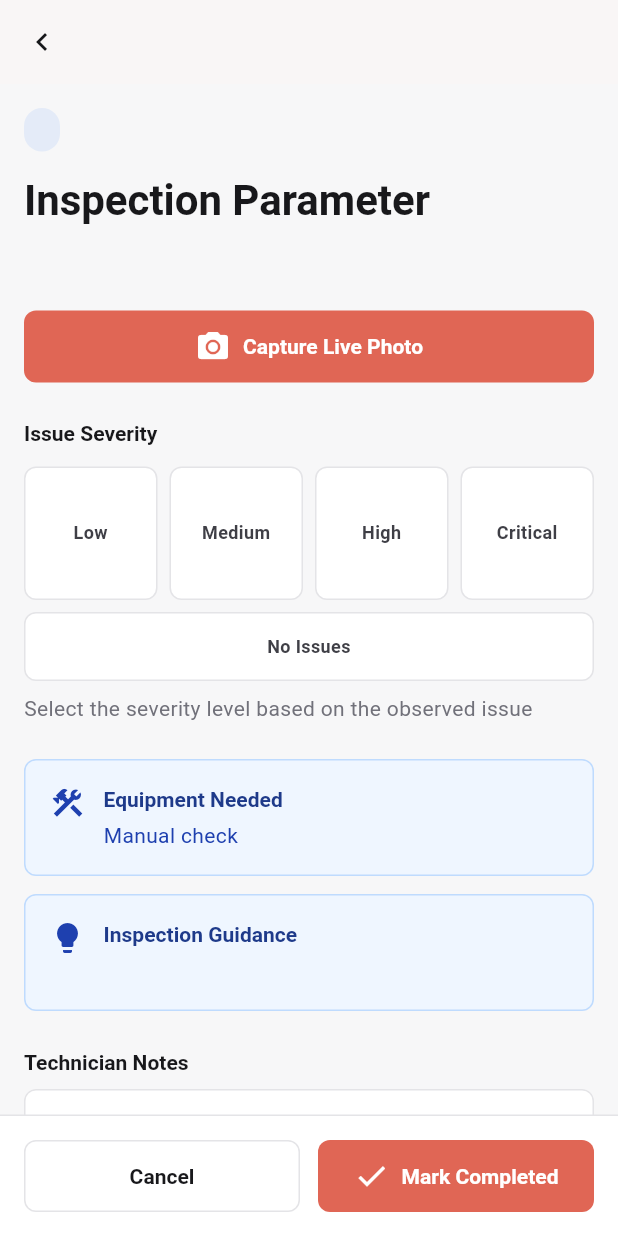
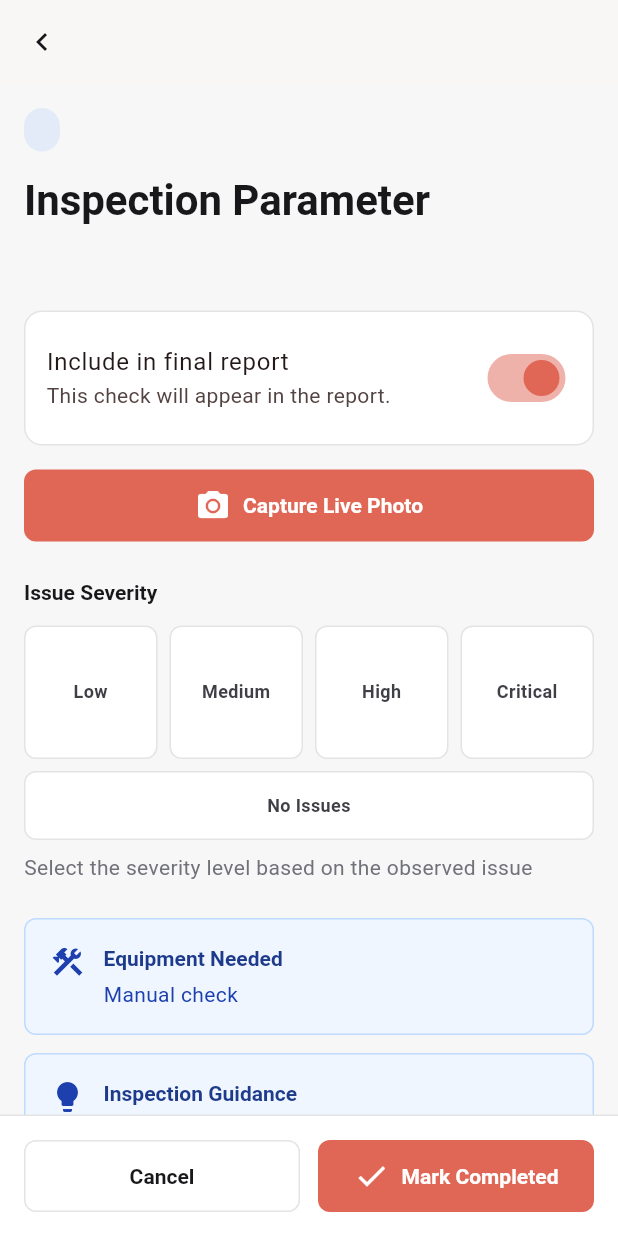
Before and after one commit to keprofficial/Inspections, a Flutter app: the ChecklistItemScreen screen opened directly with empty values, on a phone screen of 412 x 824 dp. Run offline on Flutter 3.47's test engine with Material 3 defaults, Android fonts, the phone set to English and light mode, and no system bars; our stand-ins replace camera, connectivity_plus, flutter_riverpod, pdf, printing, shared_preferences and 1 more; accounts and stored records are empty; Roboto replaces fonts that are missing (Manrope).

Commit message:
Improve report summary and editable checklist flow

```diff
--- a/lib/models/models.dart
+++ b/lib/models/models.dart
@@ -88,6 +88,7 @@ class InspectionItem {
   final String equipmentNeeded;
   final String? severity; // 'low', 'medium', 'high', 'critical'
   final bool completed;
+  final bool includedInReport;
   final String? notes;
   final List<String> photoPaths;
   final List<String> photoEvidenceBase64;
@@ -106,6 +107,7 @@ class InspectionItem {
     this.equipmentNeeded = '',
     this.severity,
     required this.completed,
+    this.includedInReport = true,
     this.notes,
     this.photoPaths = const [],
     this.photoEvidenceBase64 = const [],
@@ -126,6 +128,7 @@ class InspectionItem {
       equipmentNeeded: json['equipmentNeeded']?.toString() ?? '',
       severity: json['severity']?.toString(),
       completed: json['completed'] == true,
+      includedInReport: json['includedInReport'] != false,
       notes: json['notes']?.toString(),
       photoPaths: _stringListFromJson(json['photoPaths']),
       photoEvidenceBase64: _stringListFromJson(json['photoEvidenceBase64']),
@@ -148,6 +151,7 @@ class InspectionItem {
     String? equipmentNeeded,
     String? severity,
     bool? completed,
+    bool? includedInReport,
     String? notes,
     List<String>? photoPaths,
     List<String>? photoEvidenceBase64,
@@ -166,6 +170,7 @@ class InspectionItem {
       equipmentNeeded: equipmentNeeded ?? this.equipmentNeeded,
       severity: severity ?? this.severity,
       completed: completed ?? this.completed,
+      includedInReport: includedInReport ?? this.includedInReport,
       notes: notes ?? this.notes,
       photoPaths: photoPaths ?? this.photoPaths,
       photoEvidenceBase64: photoEvidenceBase64 ?? this.photoEvidenceBase64,
@@ -187,6 +192,7 @@ class InspectionItem {
       'equipmentNeeded': equipmentNeeded,
       'severity': severity,
       'completed': completed,
+      'includedInReport': includedInReport,
       'notes': notes,
       'photoPaths': photoPaths,
       'photoEvidenceBase64': photoEvidenceBase64,
--- a/lib/screens/checklist_item_screen.dart
+++ b/lib/screens/checklist_item_screen.dart
@@ -1,6 +1,7 @@
 import 'dart:convert';
 import 'dart:typed_data';
 
+import 'package:flutter/foundation.dart';
 import 'package:flutter/material.dart';
 import 'package:image/image.dart' as img;
 import '../constants/app_styles.dart';
@@ -12,6 +13,34 @@ import '../widgets/badge.dart';
 import '../widgets/kepr_button.dart';
 import 'camera_capture_screen.dart';
 import 'image_annotation_screen.dart';
+
+// Top-level so compute() can spawn it in a background isolate.
+Uint8List _compressPhotoIsolate(Uint8List bytes) {
+  final decoded = img.decodeImage(bytes);
+  if (decoded == null) return bytes;
+
+  var width = decoded.width > 960 ? 960 : decoded.width;
+  var quality = 62;
+  Uint8List encoded = Uint8List.fromList(
+    img.encodeJpg(
+      decoded.width > width ? img.copyResize(decoded, width: width) : decoded,
+      quality: quality,
+    ),
+  );
+
+  while (encoded.length > 50 * 1024 && (quality > 34 || width > 560)) {
+    if (quality > 34) {
+      quality -= 8;
+    } else {
+      width = (width * 0.82).round().clamp(420, width).toInt();
+    }
+    final resized =
+        decoded.width > width ? img.copyResize(decoded, width: width) : decoded;
+    encoded = Uint8List.fromList(img.encodeJpg(resized, quality: quality));
+  }
+
+  return encoded;
+}
 
 class ChecklistItemScreen extends StatefulWidget {
   final InspectionItem item;
@@ -41,6 +70,7 @@ class _ChecklistItemScreenState extends State<ChecklistItemScreen> {
   bool _isLoadingServices = false;
   bool _isCapturingPhoto = false;
   bool _showServiceOptions = false;
+  late bool includedInReport;
   int _serviceSearchToken = 0;
   final int maxChars = 500;
 
@@ -48,6 +78,7 @@ class _ChecklistItemScreenState extends State<ChecklistItemScreen> {
   void initState() {
     super.initState();
     selectedSeverity = (widget.item.severity ?? 'medium').toLowerCase();
+    includedInReport = widget.item.includedInReport;
     notesController = TextEditingController(text: widget.item.notes);
     pageScrollController = ScrollController();
     notesFocusNode = FocusNode()..addListener(_handleNotesFocus);
@@ -149,18 +180,22 @@ class _ChecklistItemScreenState extends State<ChecklistItemScreen> {
   }
 
   bool get _requiresPhotoEvidence =>
-      selectedSeverity == 'high' || selectedSeverity == 'critical';
+      includedInReport &&
+      (selectedSeverity == 'high' || selectedSeverity == 'critical');
 
   bool get _hasMissingRequiredPhotos =>
       _requiresPhotoEvidence && photoNames.isEmpty;
 
-  bool get _canMarkCompleted => !_hasMissingRequiredPhotos;
+  bool get _canMarkCompleted => !includedInReport || !_hasMissingRequiredPhotos;
 
   bool get _isCriticalWithoutService =>
-      selectedSeverity == 'critical' && selectedServices.isEmpty;
+      includedInReport &&
+      selectedSeverity == 'critical' &&
+      selectedServices.isEmpty;
 
   bool get _requiresTechnicianNotes =>
-      selectedSeverity == 'high' || selectedSeverity == 'critical';
+      includedInReport &&
+      (selectedSeverity == 'high' || selectedSeverity == 'critical');
 
   bool get _isMissingRequiredNotes =>
       _requiresTechnicianNotes && notesController.text.trim().isEmpty;
@@ -320,7 +355,8 @@ class _ChecklistItemScreenState extends State<ChecklistItemScreen> {
         return;
       }
 
-      final compressedBytes = _compressPhoto(annotatedBytes);
+      final compressedBytes =
+          await compute(_compressPhotoIsolate, annotatedBytes);
       final localEvidence = base64Encode(compressedBytes);
       String? photoId;
       Object? uploadError;
@@ -366,34 +402,6 @@ class _ChecklistItemScreenState extends State<ChecklistItemScreen> {
     } finally {
       if (mounted) setState(() => _isCapturingPhoto = false);
     }
-  }
-
-  Uint8List _compressPhoto(Uint8List bytes) {
-    final decoded = img.decodeImage(bytes);
-    if (decoded == null) return bytes;
-
-    var width = decoded.width > 960 ? 960 : decoded.width;
-    var quality = 62;
-    Uint8List encoded = Uint8List.fromList(
-      img.encodeJpg(
-        decoded.width > width ? img.copyResize(decoded, width: width) : decoded,
-        quality: quality,
-      ),
-    );
-
-    while (encoded.length > 50 * 1024 && (quality > 34 || width > 560)) {
-      if (quality > 34) {
-        quality -= 8;
-      } else {
-        width = (width * 0.82).round().clamp(420, width).toInt();
-      }
-      final resized = decoded.width > width
-          ? img.copyResize(decoded, width: width)
-          : decoded;
-      encoded = Uint8List.fromList(img.encodeJpg(resized, quality: quality));
-    }
-
-    return encoded;
   }
 
   String _photoLabel(String value) {
@@ -472,6 +480,27 @@ class _ChecklistItemScreenState extends State<ChecklistItemScreen> {
                     ],
                   ),
                   const SizedBox(height: 24),
+                  Container(
+                    padding:
+                        const EdgeInsets.symmetric(horizontal: 14, vertical: 8),
+                    decoration: BoxDecoration(
+                      color: Colors.white,
+                      borderRadius: BorderRadius.circular(12),
+                      border: Border.all(color: AppColors.neutral200),
+                    ),
+                    child: SwitchListTile.adaptive(
+                      contentPadding: EdgeInsets.zero,
+                      activeColor: AppColors.coral,
+                      value: includedInReport,
+                      onChanged: (value) =>
+                          setState(() => includedInReport = value),
+                      title: const Text('Include in final report'),
+                      subtitle: Text(includedInReport
+                          ? 'This check will appear in the report.'
+                          : 'Not applicable to this home. It will be excluded.'),
+                    ),
+                  ),
+                  const SizedBox(height: 16),
                   SizedBox(
                     width: double.infinity,
                     child: KeprButton(
@@ -632,7 +661,9 @@ class _ChecklistItemScreenState extends State<ChecklistItemScreen> {
                     const SizedBox(width: 12),
                     Expanded(
                       child: KeprButton(
-                        label: 'Mark Completed',
+                        label: includedInReport
+                            ? 'Mark Completed'
+                            : 'Save as Not Applicable',
                         icon: const Icon(Icons.check, color: Colors.white),
                         enabled: _canMarkCompleted,
                         onPressed: () {
@@ -652,6 +683,7 @@ class _ChecklistItemScreenState extends State<ChecklistItemScreen> {
                             context,
                             widget.item.copyWith(
                               completed: true,
+                              includedInReport: includedInReport,
                               severity: selectedSeverity,
                               notes: notesController.text,
                               photoPaths: photoNames,
```
Also changed, not shown: lib/screens/inspections_dashboard_screen.dart (+37 -12 lines), lib/services/report_pdf_service.dart (+131 -13 lines), lib/services/supabase_repository.dart (+39 -37 lines).
